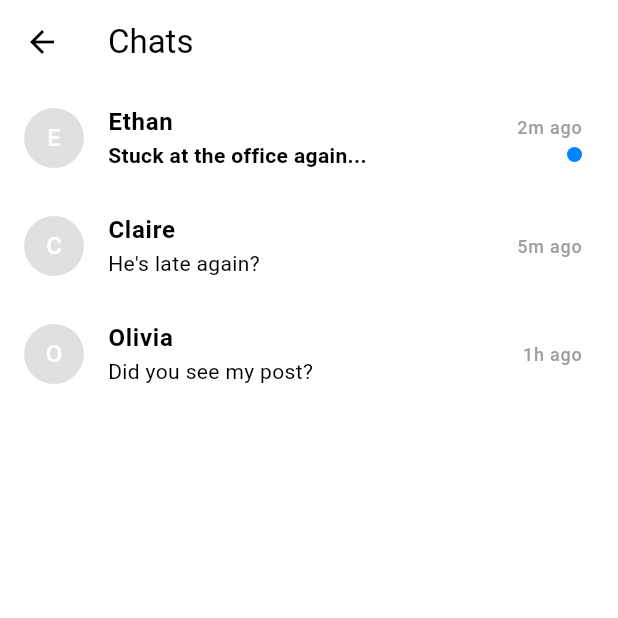
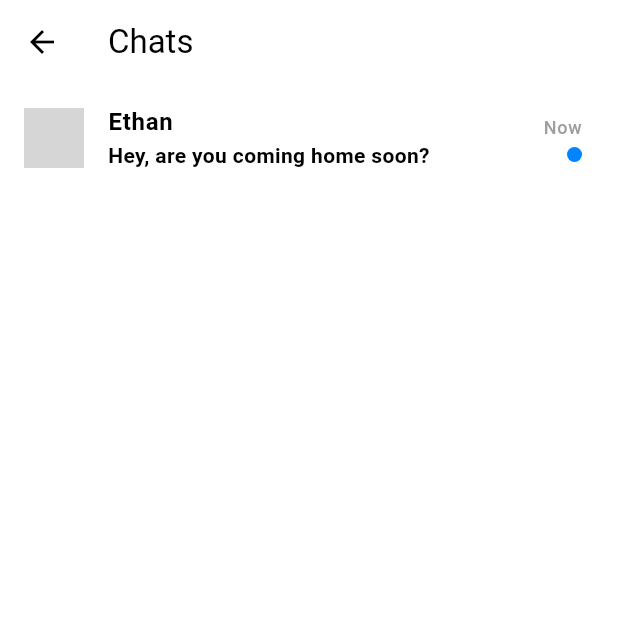
Before and after one commit to kirasimon565/Between_fracturedpromises, a Flutter app: the screen it shows after launch, after a tap on "Messenger", on a phone screen of 412 x 824 dp, the top half of it. Run offline on Flutter 3.47's test engine with Material 3 defaults, Android fonts, the phone set to English and light mode, and no system bars; our stand-ins replace cloud_firestore, firebase_auth, firebase_core, flutter_animate, get, google_fonts and 1 more; accounts and stored records are empty; network calls fail; grey boxes are pictures that could not be loaded.

Commit message:
Refactor assets to AppConstants and complete StoryEngine logic

```diff
--- a/lib/app/constants.dart
+++ b/lib/app/constants.dart
@@ -3,4 +3,56 @@ class AppConstants {
   static const String version = "1.0.0";
   static const int buildNumber = 100;
   static const String contactEmail = "support@between.com";
+
+  // Assets - Avatars
+  static const String avatarClaire = 'assets/avatars/claire.png';
+  static const String avatarDaniel = 'assets/avatars/daniel.png';
+  static const String avatarEthan = 'assets/avatars/ethan.png';
+  static const String avatarLiam = 'assets/avatars/liam.png';
+  static const String avatarNadia = 'assets/avatars/nadia.png';
+  static const String avatarOlivia = 'assets/avatars/olivia.png';
+  static const String avatarPlaceholder = 'assets/avatars/placeholder.png';
+
+  // Assets - Backgrounds
+  static const String bgDefault = 'assets/backgrounds/default.png';
+
+  // Assets - Badges
+  static const String badgeVerified = 'assets/badges/verified.png';
+
+  // Assets - FX
+  static const String fxClick = 'assets/fx/click.mp3';
+
+  // Assets - Gallery
+  static const String galleryEndingFractured = 'assets/gallery/ending_fractured.png';
+  static const String gallerySecret1 = 'assets/gallery/secret_1.png';
+  static const String gallerySecret2 = 'assets/gallery/secret_2.png';
+
+  // Assets - Icons
+  static const String iconApp = 'assets/icons/app_icon.png';
+
+  // Assets - Logo
+  static const String logoApp = 'assets/logo/app_logo.png';
+
+  // Assets - Music
+  static const String musicTheme = 'assets/music/theme.mp3';
+
+  /// Helper to get avatar path dynamically
+  static String getAvatarPath(String name) {
+    switch (name.toLowerCase()) {
+      case 'claire':
+        return avatarClaire;
+      case 'daniel':
+        return avatarDaniel;
+      case 'ethan':
+        return avatarEthan;
+      case 'liam':
+        return avatarLiam;
+      case 'nadia':
+        return avatarNadia;
+      case 'olivia':
+        return avatarOlivia;
+      default:
+        return avatarPlaceholder;
+    }
+  }
 }
--- a/lib/screens/endgame/ending_controller.dart
+++ b/lib/screens/endgame/ending_controller.dart
@@ -1,4 +1,5 @@
 import 'package:get/get.dart';
+import '../../app/constants.dart';
 import '../../models/ending.dart';
 
 class EndingController extends GetxController {
@@ -8,6 +9,6 @@ class EndingController extends GetxController {
     type: EndingType.fractured,
     title: "Fractured",
     description: "You chose to stay, but the trust is gone.",
-    imagePath: 'assets/gallery/ending_fractured.png'
+    imagePath: AppConstants.galleryEndingFractured
   ).obs;
 }
--- a/lib/screens/gallery/gallery_controller.dart
+++ b/lib/screens/gallery/gallery_controller.dart
@@ -1,9 +1,10 @@
 import 'package:get/get.dart';
+import '../../app/constants.dart';
 
 class GalleryController extends GetxController {
   // Mock data for unlocked images
   final unlockedImages = <String>[
-    'assets/gallery/secret_1.png',
-    'assets/gallery/secret_2.png',
+    AppConstants.gallerySecret1,
+    AppConstants.gallerySecret2,
   ].obs;
 }
--- a/lib/screens/home/home_screen.dart
+++ b/lib/screens/home/home_screen.dart
@@ -1,5 +1,6 @@
 import 'package:flutter/material.dart';
 import 'package:get/get.dart';
+import '../../app/constants.dart';
 import '../../app/routes.dart';
 import '../../theme/colors.dart';
 import 'app_icon.dart';
@@ -15,7 +16,7 @@ class HomeScreen extends StatelessWidget {
           // Wallpaper
           Positioned.fill(
             child: Image.asset(
-              'assets/backgrounds/default.png',
+              AppConstants.bgDefault,
               fit: BoxFit.cover,
               errorBuilder: (c,e,s) => Container(color: Colors.black),
             ),
--- a/lib/screens/makelove/makelove_chat_screen.dart
+++ b/lib/screens/makelove/makelove_chat_screen.dart
@@ -1,5 +1,6 @@
 import 'package:get/get.dart';
 import 'package:flutter/material.dart';
+import '../../app/constants.dart';
 import '../../models/message.dart';
 import '../../services/story_engine.dart';
 import '../../widgets/typing_indicator.dart';
@@ -29,7 +30,7 @@ class MakeloveChatScreen extends StatelessWidget {
                padding: EdgeInsets.all(2),
                decoration: BoxDecoration(shape: BoxShape.circle, color: AppColors.makelovePrimary),
                child: CircleAvatar(
-                 backgroundImage: AssetImage('assets/avatars/${partnerName.toLowerCase()}.png'), // Assuming logic
+                 backgroundImage: AssetImage(AppConstants.getAvatarPath(partnerName)),
                  backgroundColor: Colors.black,
                  child: Text(partnerName[0]),
                ),
--- a/lib/screens/messenger/messenger_chat_screen.dart
+++ b/lib/screens/messenger/messenger_chat_screen.dart
@@ -1,5 +1,6 @@
 import 'package:get/get.dart';
 import 'package:flutter/material.dart';
+import '../../app/constants.dart';
 import '../../models/message.dart';
 import '../../services/story_engine.dart';
 import '../../widgets/typing_indicator.dart';
@@ -25,7 +26,10 @@ class MessengerChatScreen extends StatelessWidget {
         elevation: 1,
         title: Row(
           children: [
-            CircleAvatar(child: Text(partnerName[0])),
+            CircleAvatar(
+              backgroundImage: AssetImage(AppConstants.getAvatarPath(partnerName)),
+              child: Text(partnerName[0])
+            ),
             SizedBox(width: 10),
             Text(partnerName, style: TextStyle(fontSize: 16, fontWeight: FontWeight.bold)),
           ],
--- a/lib/screens/messenger/messenger_list_screen.dart
+++ b/lib/screens/messenger/messenger_list_screen.dart
@@ -1,5 +1,6 @@
 import 'package:flutter/material.dart';
 import 'package:get/get.dart';
+import '../../app/constants.dart';
 import '../../models/message.dart';
 import '../../services/story_engine.dart';
 import '../../theme/colors.dart';
@@ -35,15 +36,27 @@ class _MessengerListScreenState extends State<MessengerListScreen> {
           return Center(child: CircularProgressIndicator());
         }
 
-        // Filter messages for Safe senders (Ethan, Claire, Olivia)
-        // This is a simplified view; normally we'd group by thread.
-        // For the demo, we'll just show the active threads.
-        return ListView(
-          children: [
-            _buildChatTile("Ethan", "Stuck at the office again...", "2m ago", true),
-            _buildChatTile("Claire", "He's late again?", "5m ago", false),
-            _buildChatTile("Olivia", "Did you see my post?", "1h ago", false),
-          ],
+        final threads = _engine.activeThreads.where((t) {
+          // Filter out secret contacts (Daniel)
+          return t.id.toLowerCase() != 'daniel';
+        }).toList();
+
+        return ListView.separated(
+          itemCount: threads.length,
+          separatorBuilder: (c, i) => Divider(height: 1),
+          itemBuilder: (context, index) {
+            final thread = threads[index];
+            final lastMsg = thread.messages.last;
+            // Capitalize first letter
+            final name = thread.id[0].toUpperCase() + thread.id.substring(1);
+
+            return _buildChatTile(
+              name,
+              lastMsg.content,
+              "Now", // TODO: Real timestamp
+              true // TODO: Read status
+            );
+          },
         );
       }),
     );
@@ -52,6 +65,7 @@ class _MessengerListScreenState extends State<MessengerListScreen> {
   Widget _buildChatTile(String name, String lastMessage, String time, bool unread) {
     return ListTile(
       leading: CircleAvatar(
+        backgroundImage: AssetImage(AppConstants.getAvatarPath(name)),
         backgroundColor: Colors.grey[300],
         child: Text(name[0]),
       ),
--- a/lib/screens/profile/profile_screen.dart
+++ b/lib/screens/profile/profile_screen.dart
@@ -1,5 +1,6 @@
 import 'package:flutter/material.dart';
 import 'package:get/get.dart';
+import '../../app/constants.dart';
 import '../../theme/colors.dart';
 import 'profile_controller.dart';
 import 'verification_badge.dart';
@@ -31,7 +32,7 @@ class ProfileScreen extends StatelessWidget {
               children: [
                 CircleAvatar(
                   radius: 60,
-                  backgroundImage: AssetImage('assets/avatars/nadia.png'),
+                  backgroundImage: AssetImage(AppConstants.avatarNadia),
                   backgroundColor: Colors.grey,
                 ),
                 Positioned(
```
Also changed, not shown: lib/screens/makelove/makelove_list_screen.dart (+19 -5 lines), lib/screens/profile/verification_badge.dart (+5 -8 lines), lib/screens/welcome/welcome_screen.dart (+12 -3 lines), lib/services/audio_service.dart (+5 -2 lines), 1 other file.
